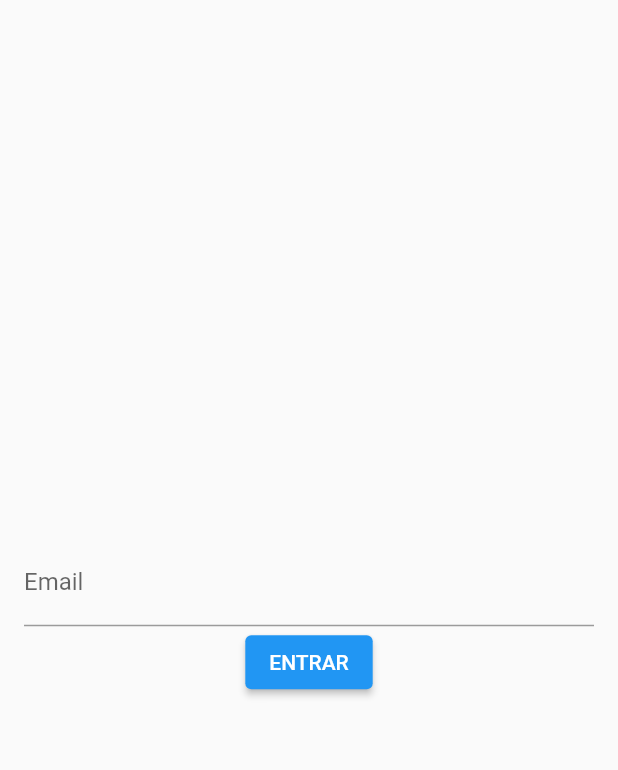
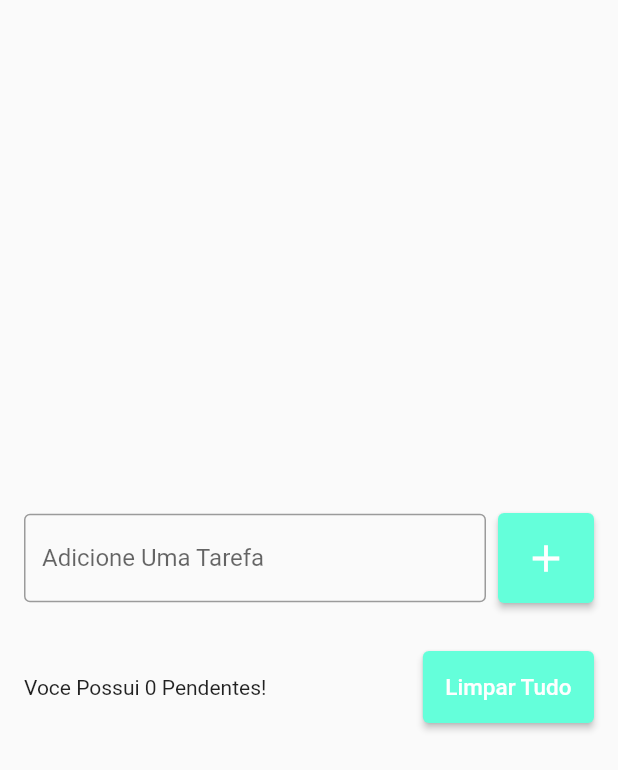
Before and after one commit to netim-carvalho/lista_tarefas, a Flutter app: the screen it shows after launch, on a phone screen of 412 x 824 dp. Shown: the top 770 px of the screen. Run offline on Flutter 3.47's test engine with Material 2 defaults, Android fonts, the light colour scheme and no system bars.

Commit message:
modificada a home page (ListView, Buttons, Texts) adicionado um novo widget

```diff
--- a/lib/pages/lista_tarefas_page.dart
+++ b/lib/pages/lista_tarefas_page.dart
@@ -1,38 +1,99 @@
 import 'package:flutter/material.dart';
+import 'package:lista_tarefas/widgets/todo_list_item.dart';
 
-class ListaTarefaPage extends StatelessWidget {
+class ListaTarefaPage extends StatefulWidget {
   ListaTarefaPage({Key? key}) : super(key: key);
 
-  final TextEditingController emailController = new TextEditingController();
+  @override
+  State<ListaTarefaPage> createState() => _ListaTarefaPageState();
+}
+
+class _ListaTarefaPageState extends State<ListaTarefaPage> {
+  TextEditingController todoController = TextEditingController();
+
+  List<String> todos = [];
 
   @override
   Widget build(BuildContext context) {
-    return Scaffold(
+    return SafeArea(
+      child: Scaffold(
         body: Center(
           child: Padding(
-          padding: const EdgeInsets.symmetric(horizontal: 16),
+            padding: EdgeInsets.all(16),
             child: Column(
               mainAxisSize: MainAxisSize.min,
               children: [
-              TextField(
-                controller: emailController,
+                Row(
+                  children: [
+                    Expanded(
+                      child: TextField(
+                        controller: todoController,
                         decoration: const InputDecoration(
-                  label: Text("Email"),
+                          border: OutlineInputBorder(),
+                          labelText: 'Adicione Uma Tarefa',
+                          hintText: "Ex: Estudar Flutter",
                         ),
                       ),
+                    ),
+                    const SizedBox(
+                      width: 8,
+                    ),
                     ElevatedButton(
-                onPressed: login,
-                child: Text("ENTRAR"),
+                      onPressed: () {
+                        setState(() {
+                          todos.add(todoController.text);
+                        });
+                        todoController.clear();
+                      },
+                      style: ElevatedButton.styleFrom(
+                        primary: Colors.tealAccent,
+                        padding: EdgeInsets.all(15),
+                      ),
+                      child: const Icon(
+                        Icons.add,
+                        size: 30,
+                      ),
                     )
                   ],
+                ),
+                const SizedBox(height: 16),
+                Flexible(
+                  child: ListView(
+                    shrinkWrap: true,
+                    children: [
+                      for (String todo in todos) TodoListItem(todo),
+                    ],
+                  ),
+                ),
+                const SizedBox(height: 16),
+                Row(
+                  children: [
+                    Expanded(
+                      child: Text("Voce Possui ${todos.length} Pendentes!"),
+                    ),
+                    const SizedBox(
+                      width: 8,
+                    ),
+                    ElevatedButton(
+                      onPressed: () {},
+                      style: ElevatedButton.styleFrom(
+                        primary: Colors.tealAccent,
+                        padding: EdgeInsets.all(15),
+                      ),
+                      child: const Text(
+                        "Limpar Tudo",
+                        style: TextStyle(
+                          fontSize: 15,
+                        ),
+                      ),
+                    ),
+                  ],
+                ),
+              ],
+            ),
           ),
         ),
       ),
     );
   }
-
-  void login() {
-    String text = emailController.text;
-    print("$text Entrou");
 }
-}
```
Also changed, not shown: lib/widgets/todo_list_item.dart (added, +32 -0 lines). Lines whose indentation alone changed are shown as unchanged.
